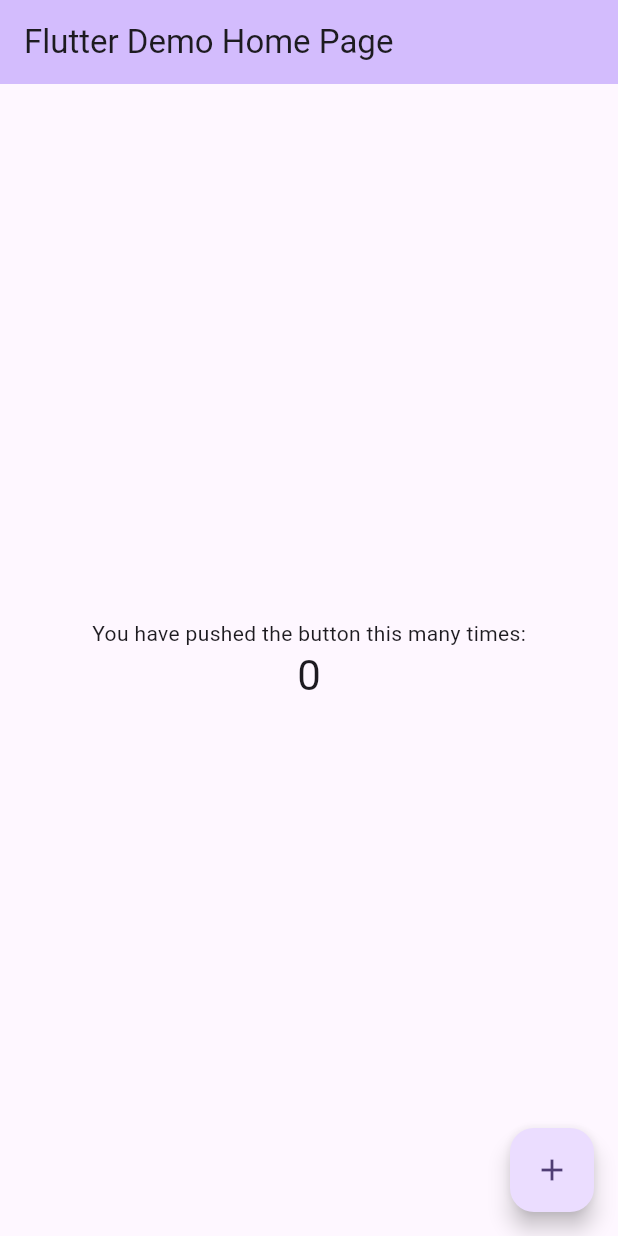
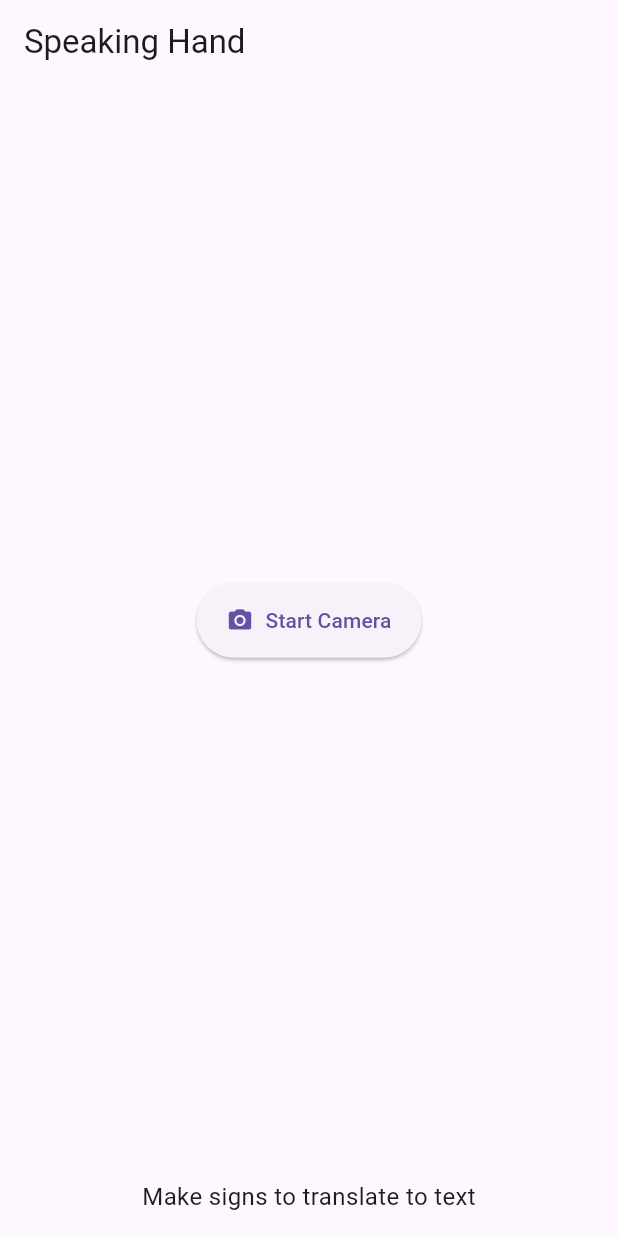
Before and after one commit to vishal-sah/speaking_hand, a Flutter app: the screen it shows after launch, on a phone screen of 412 x 824 dp. Run offline on Flutter 3.47's test engine with Material 3 defaults, Android fonts, the phone set to English and light mode, and no system bars.

Commit message:
Add HomeScreen widget for camera functionality

```diff
--- a/lib/main.dart
+++ b/lib/main.dart
@@ -1,122 +1,24 @@
 import 'package:flutter/material.dart';
+import 'package:speaking_hand/screens/home_screen.dart';
 
 void main() {
+  WidgetsFlutterBinding.ensureInitialized();
   runApp(const MyApp());
 }
 
 class MyApp extends StatelessWidget {
   const MyApp({super.key});
 
-  // This widget is the root of your application.
   @override
   Widget build(BuildContext context) {
     return MaterialApp(
-      title: 'Flutter Demo',
+      title: 'Speaking Hand',
       theme: ThemeData(
-        // This is the theme of your application.
-        //
-        // TRY THIS: Try running your application with "flutter run". You'll see
-        // the application has a purple toolbar. Then, without quitting the app,
-        // try changing the seedColor in the colorScheme below to Colors.green
-        // and then invoke "hot reload" (save your changes or press the "hot
-        // reload" button in a Flutter-supported IDE, or press "r" if you used
-        // the command line to start the app).
-        //
-        // Notice that the counter didn't reset back to zero; the application
-        // state is not lost during the reload. To reset the state, use hot
-        // restart instead.
-        //
-        // This works for code too, not just values: Most code changes can be
-        // tested with just a hot reload.
-        colorScheme: ColorScheme.fromSeed(seedColor: Colors.deepPurple),
+        primarySwatch: Colors.blue,
+        visualDensity: VisualDensity.adaptivePlatformDensity,
       ),
-      home: const MyHomePage(title: 'Flutter Demo Home Page'),
+      home: HomeScreen(),
+      debugShowCheckedModeBanner: false,
     );
   }
 }
-
-class MyHomePage extends StatefulWidget {
-  const MyHomePage({super.key, required this.title});
-
-  // This widget is the home page of your application. It is stateful, meaning
-  // that it has a State object (defined below) that contains fields that affect
-  // how it looks.
-
-  // This class is the configuration for the state. It holds the values (in this
-  // case the title) provided by the parent (in this case the App widget) and
-  // used by the build method of the State. Fields in a Widget subclass are
-  // always marked "final".
-
-  final String title;
-
-  @override
-  State<MyHomePage> createState() => _MyHomePageState();
-}
-
-class _MyHomePageState extends State<MyHomePage> {
-  int _counter = 0;
-
-  void _incrementCounter() {
-    setState(() {
-      // This call to setState tells the Flutter framework that something has
-      // changed in this State, which causes it to rerun the build method below
-      // so that the display can reflect the updated values. If we changed
-      // _counter without calling setState(), then the build method would not be
-      // called again, and so nothing would appear to happen.
-      _counter++;
-    });
-  }
-
-  @override
-  Widget build(BuildContext context) {
-    // This method is rerun every time setState is called, for instance as done
-    // by the _incrementCounter method above.
-    //
-    // The Flutter framework has been optimized to make rerunning build methods
-    // fast, so that you can just rebuild anything that needs updating rather
-    // than having to individually change instances of widgets.
-    return Scaffold(
-      appBar: AppBar(
-        // TRY THIS: Try changing the color here to a specific color (to
-        // Colors.amber, perhaps?) and trigger a hot reload to see the AppBar
-        // change color while the other colors stay the same.
-        backgroundColor: Theme.of(context).colorScheme.inversePrimary,
-        // Here we take the value from the MyHomePage object that was created by
-        // the App.build method, and use it to set our appbar title.
-        title: Text(widget.title),
-      ),
-      body: Center(
-        // Center is a layout widget. It takes a single child and positions it
-        // in the middle of the parent.
-        child: Column(
-          // Column is also a layout widget. It takes a list of children and
-          // arranges them vertically. By default, it sizes itself to fit its
-          // children horizontally, and tries to be as tall as its parent.
-          //
-          // Column has various properties to control how it sizes itself and
-          // how it positions its children. Here we use mainAxisAlignment to
-          // center the children vertically; the main axis here is the vertical
-          // axis because Columns are vertical (the cross axis would be
-          // horizontal).
-          //
-          // TRY THIS: Invoke "debug painting" (choose the "Toggle Debug Paint"
-          // action in the IDE, or press "p" in the console), to see the
-          // wireframe for each widget.
-          mainAxisAlignment: MainAxisAlignment.center,
-          children: <Widget>[
-            const Text('You have pushed the button this many times:'),
-            Text(
-              '$_counter',
-              style: Theme.of(context).textTheme.headlineMedium,
-            ),
-          ],
-        ),
-      ),
-      floatingActionButton: FloatingActionButton(
-        onPressed: _incrementCounter,
-        tooltip: 'Increment',
-        child: const Icon(Icons.add),
-      ), // This trailing comma makes auto-formatting nicer for build methods.
-    );
-  }
-}
--- /dev/null
+++ b/lib/screens/home_screen.dart
@@ -0,0 +1,76 @@
+import 'package:flutter/material.dart';
+
+class HomeScreen extends StatefulWidget {
+  const HomeScreen({super.key});
+
+  @override
+  State<HomeScreen> createState() => _HomeScreenState();
+}
+
+class _HomeScreenState extends State<HomeScreen> {
+  bool isCameraInitialized = false;
+  String detectedText = "";
+
+  final TextStyle subtitleStyle = const TextStyle(
+    fontSize: 24,
+    fontWeight: FontWeight.bold,
+    color: Colors.white,
+    shadows: [
+      Shadow(blurRadius: 3.0, color: Colors.black, offset: Offset(1.0, 1.0)),
+    ],
+  );
+  void startCamera() {
+    setState(() {
+      isCameraInitialized = true;
+    });
+  }
+
+  void onSignDetected(String text) {
+    setState(() {
+      detectedText = text;
+    });
+  }
+
+  @override
+  Widget build(BuildContext context) {
+    return Scaffold(
+      appBar: AppBar(title: const Text('Speaking Hand')),
+      body: Column(
+        children: [
+          Expanded(
+            flex: 3,
+            child: Stack(
+              children: [
+                // Camera or start camera button
+                isCameraInitialized
+                    ? const Placeholder()
+                    : Center(
+                      child: ElevatedButton.icon(
+                        icon: const Icon(Icons.camera_alt),
+                        label: const Text('Start Camera'),
+                        onPressed: startCamera,
+                        style: ElevatedButton.styleFrom(
+                          padding: const EdgeInsets.symmetric(
+                            horizontal: 20,
+                            vertical: 15,
+                          ),
+                        ),
+                      ),
+                    ),
+              ],
+            ),
+          ),
+
+          // Info text at bottom
+          Container(
+            padding: const EdgeInsets.symmetric(vertical: 15),
+            child: const Text(
+              'Make signs to translate to text',
+              style: TextStyle(fontSize: 16),
+            ),
+          ),
+        ],
+      ),
+    );
+  }
+}
```
